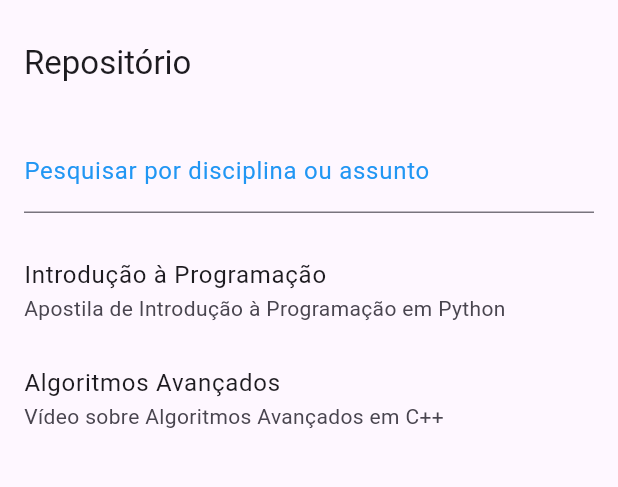
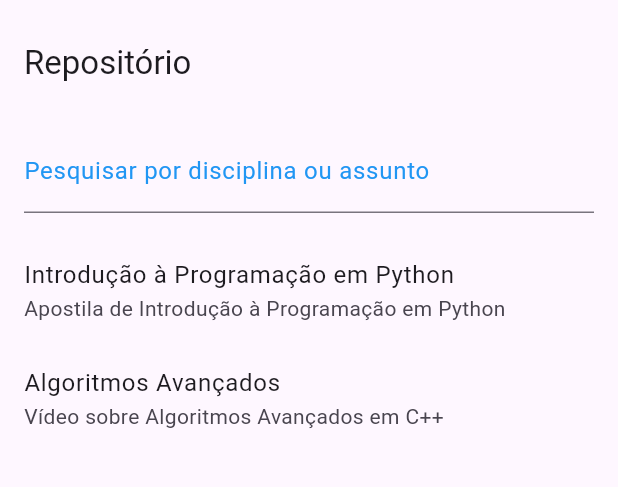
Before and after one commit to heronlim4/helpmeic-flutter, a Flutter app: the screen it shows after launch, on a phone screen of 412 x 824 dp, the part 63-550 px from its top. Run offline on Flutter 3.47's test engine with Material 3 defaults, Android fonts, the phone set to English and light mode, and no system bars.

Commit message:
alterações

```diff
--- a/lib/main.dart
+++ b/lib/main.dart
@@ -92,16 +92,17 @@ class _TelaPrincipalState extends State<TelaPrincipal> {
 }
 
 class TelaRepositorio extends StatefulWidget {
-  const TelaRepositorio({Key? key}) : super(key: key);
+  const TelaRepositorio({super.key});
 
   @override
+  // ignore: library_private_types_in_public_api
   _TelaRepositorioState createState() => _TelaRepositorioState();
 }
 
 class _TelaRepositorioState extends State<TelaRepositorio> {
   final List<Recurso> _recursos = [
     Recurso(
-      titulo: "Introdução à Programação",
+      titulo: "Introdução à Programação em Python",
       descricao: "Apostila de Introdução à Programação em Python",
       disciplina: "Programação",
     ),
@@ -183,9 +184,10 @@ class Recurso {
 }
 
 class TelaAgenda extends StatefulWidget {
-  const TelaAgenda({Key? key}) : super(key: key);
+  const TelaAgenda({super.key});
 
   @override
+  // ignore: library_private_types_in_public_api
   _TelaAgendaState createState() => _TelaAgendaState();
 }
 
```
